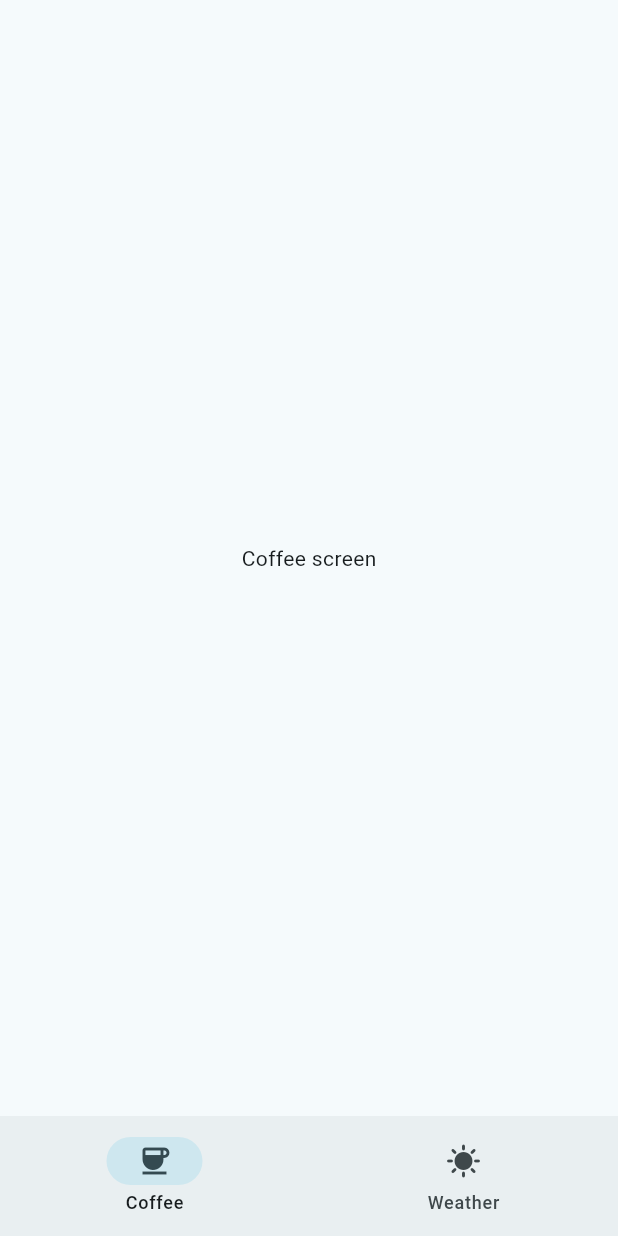
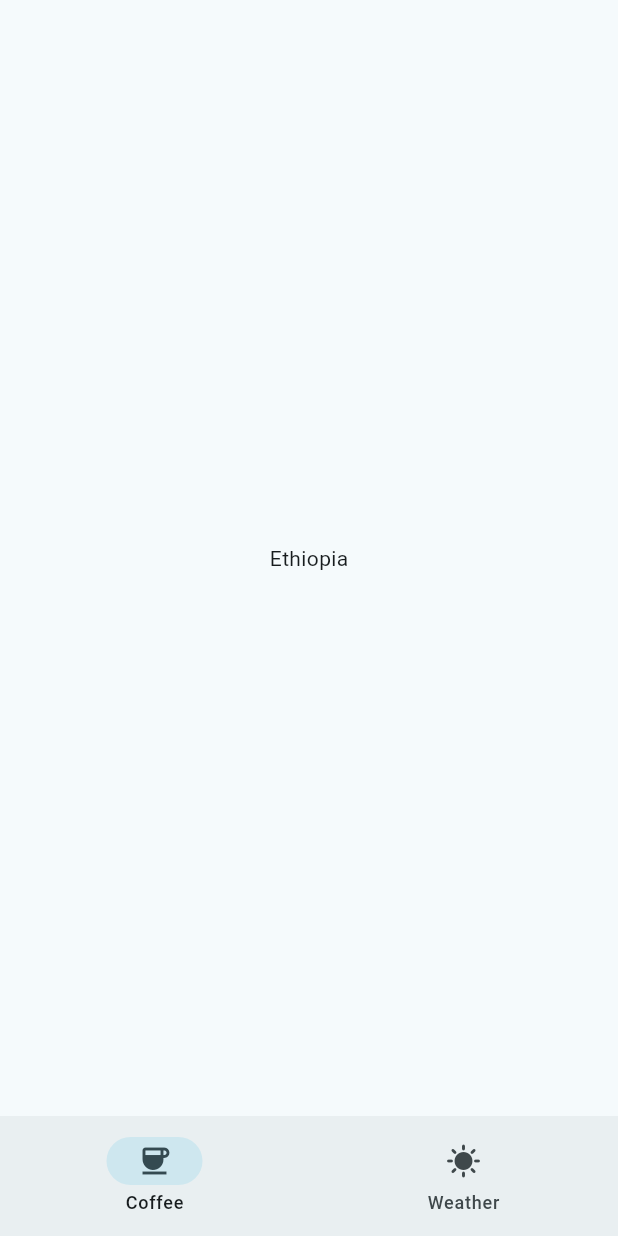
Before and after one commit to erikryverling/flutter-lab, a Flutter app: the screen it shows after launch, on a phone screen of 412 x 824 dp. Run offline on Flutter 3.47's test engine with Material 3 defaults, Android fonts, the phone set to English and light mode, and no system bars; our stand-ins replace google_fonts.

Commit message:
Load coffee list from json file successfully

```diff
--- /dev/null
+++ b/lib/io/coffee.dart
@@ -0,0 +1,28 @@
+class Coffee {
+  final String name;
+  final String roaster;
+  final String origin;
+  final String region;
+
+  const Coffee({
+    required this.name,
+    required this.roaster,
+    required this.origin,
+    required this.region,
+  });
+
+  factory Coffee.fromJson(Map<String, dynamic> json) {
+
+    String name = json['name'];
+    String roaster = json['roaster'];
+    String origin = json['origin'];
+    String region = json['region'];
+
+    return Coffee(
+      name: name,
+      roaster: roaster,
+      origin: origin,
+      region: region,
+    );
+  }
+}
--- a/lib/main.dart
+++ b/lib/main.dart
@@ -13,6 +13,8 @@ class App extends StatelessWidget {
   Widget build(BuildContext context) {
     return ChangeNotifierProvider(
       create: (context) => AppState(),
+      // Note this make it look Material on both iOS and Android
+      // We could also make in a CupertinoApp
       child: MaterialApp(
         title: 'Flutter Lab',
         theme: ThemeData(
--- /dev/null
+++ b/lib/screens/coffee_list_screen.dart
@@ -0,0 +1,38 @@
+import 'dart:convert';
+
+import 'package:flutter/material.dart';
+import 'package:flutter/services.dart';
+
+import '../io/coffee.dart';
+
+class CoffeeScreen extends StatefulWidget {
+  @override
+  State<CoffeeScreen> createState() => _CoffeeScreenState();
+}
+
+class _CoffeeScreenState extends State<CoffeeScreen> {
+  late List<Coffee> coffeeList;
+
+  Future<void> loadJsonAsset() async {
+    final String jsonString = await rootBundle.loadString('assets/coffee.json');
+    final List coffeeListJson = jsonDecode(jsonString)['coffee'];
+
+    setState(() {
+      coffeeList = coffeeListJson.map((element) => Coffee.fromJson(element)).toList();
+    });
+  }
+
+  @override
+  void initState() {
+    super.initState();
+    loadJsonAsset();
+  }
+
+  @override
+  Widget build(BuildContext context) {
+    return Center(
+        child: coffeeList.isNotEmpty
+            ? Text(coffeeList.first.origin)
+            : CircularProgressIndicator());
+  }
+}
--- a/lib/screens/coffee_screen.dart
+++ /dev/null
@@ -1,13 +0,0 @@
-import 'package:flutter/cupertino.dart';
-import 'package:provider/provider.dart';
-
-import '../main.dart';
-
-class CoffeeScreen extends StatelessWidget {
-  @override
-  Widget build(BuildContext context) {
-    var appState = context.watch<AppState>();
-
-    return Center(child: Text("Coffee screen"));
-  }
-}
--- a/lib/screens/main_screen.dart
+++ b/lib/screens/main_screen.dart
@@ -1,7 +1,7 @@
 import 'package:flutter/material.dart';
 import 'package:flutter_lab/screens/weather_screen.dart';
 
-import 'coffee_screen.dart';
+import 'coffee_list_screen.dart';
 
 class MainScreen extends StatefulWidget {
   @override
--- a/lib/screens/weather_screen.dart
+++ b/lib/screens/weather_screen.dart
@@ -1,7 +1,7 @@
 import 'package:flutter/material.dart';
 import 'package:google_fonts/google_fonts.dart';
 
-import '../network/Weather.dart';
+import '../network/weather.dart';
 
 class WeatherScreen extends StatefulWidget {
   @override
--- a/pubspec.yaml
+++ b/pubspec.yaml
@@ -57,6 +57,9 @@ flutter:
   # the material Icons class.
   uses-material-design: true
 
+  assets:
+    - assets/coffee.json
+
   # To add assets to your application, add an assets section, like this:
   # assets:
   #   - images/a_dot_burr.jpeg
```
Also changed, not shown: assets/coffee.json (added, +64 -0 lines), lib/network/weather.dart (renamed from lib/network/Weather.dart).
